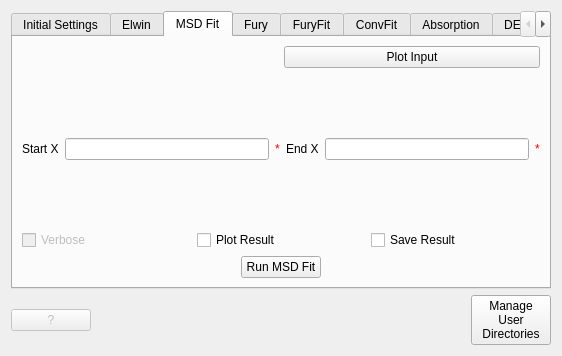
First picture: the form in Code/qtiplot/MantidQt/CustomInterfaces/inc/indirectAnalysis.ui, repository mantidproject/mantid, before the edit.
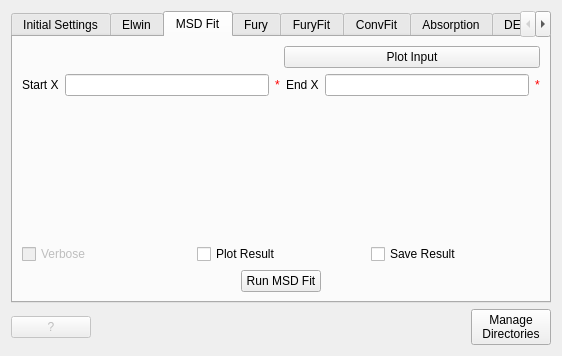
Second picture: the form after the edit. The open tabs and pages were chosen to show the change. Custom widgets are drawn as their Qt base class.

Commit message: re #1611 and #1724 - adjusting RangeSelector class to allow it to take y-values from the plot as well as x, and to provide option for taking a single value rather than two. adjusting indirectAnalysis ui to make use of this

What changed in the file:
```diff
--- a/Code/qtiplot/MantidQt/CustomInterfaces/inc/indirectAnalysis.ui
+++ b/Code/qtiplot/MantidQt/CustomInterfaces/inc/indirectAnalysis.ui
@@ -462,6 +462,19 @@
          </item>
         </layout>
        </item>
+       <item>
+        <spacer name="verticalSpacer" >
+         <property name="orientation" >
+          <enum>Qt::Vertical</enum>
+         </property>
+         <property name="sizeHint" stdset="0" >
+          <size>
+           <width>20</width>
+           <height>40</height>
+          </size>
+         </property>
+        </spacer>
+       </item>
        <item>
         <layout class="QHBoxLayout" name="horizontalLayout_8" >
          <item>
@@ -1381,7 +1394,6 @@
       <widget class="QPushButton" name="pbManageDirs" >
        <property name="text" >
         <string>Manage
-User
 Directories</string>
        </property>
       </widget>
```
Left out of the diff: 55 changed lines with no effect on the pictures. The commit also changes 4 other files.
